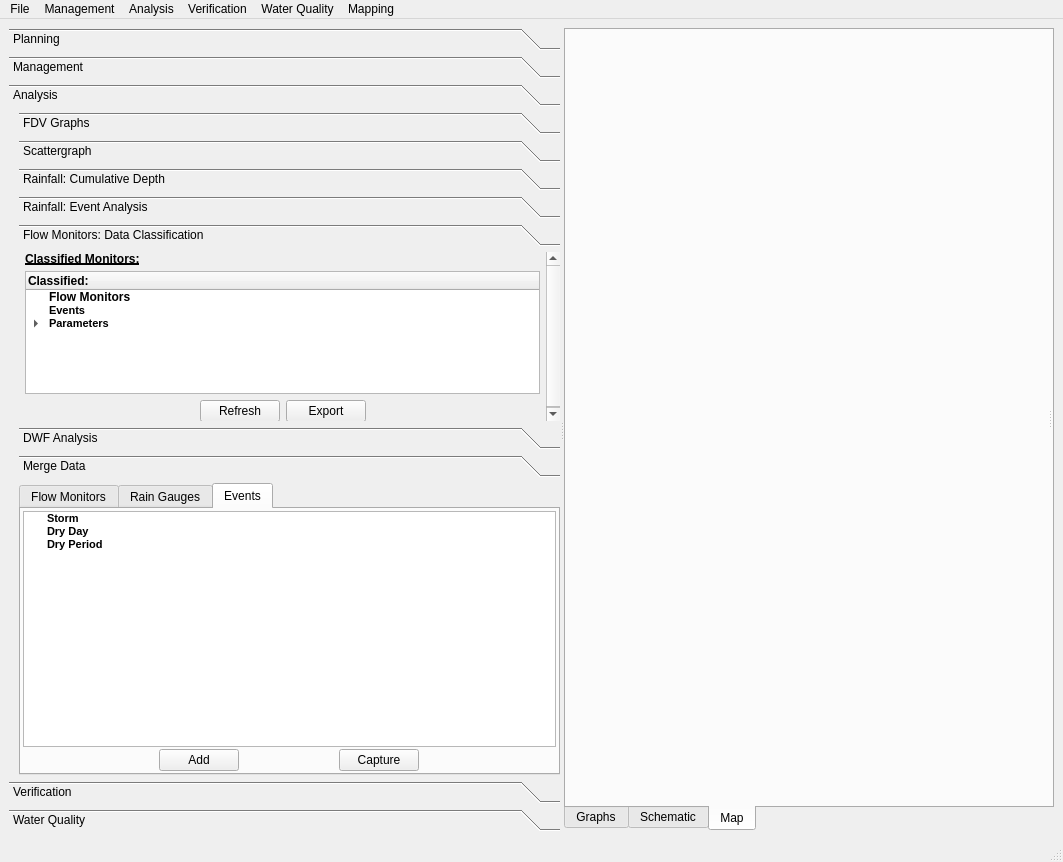
gusgraham/flowbot, file ui_elements/ui_flowbot_mainwindow_gis_base.ui: the form before one commit.
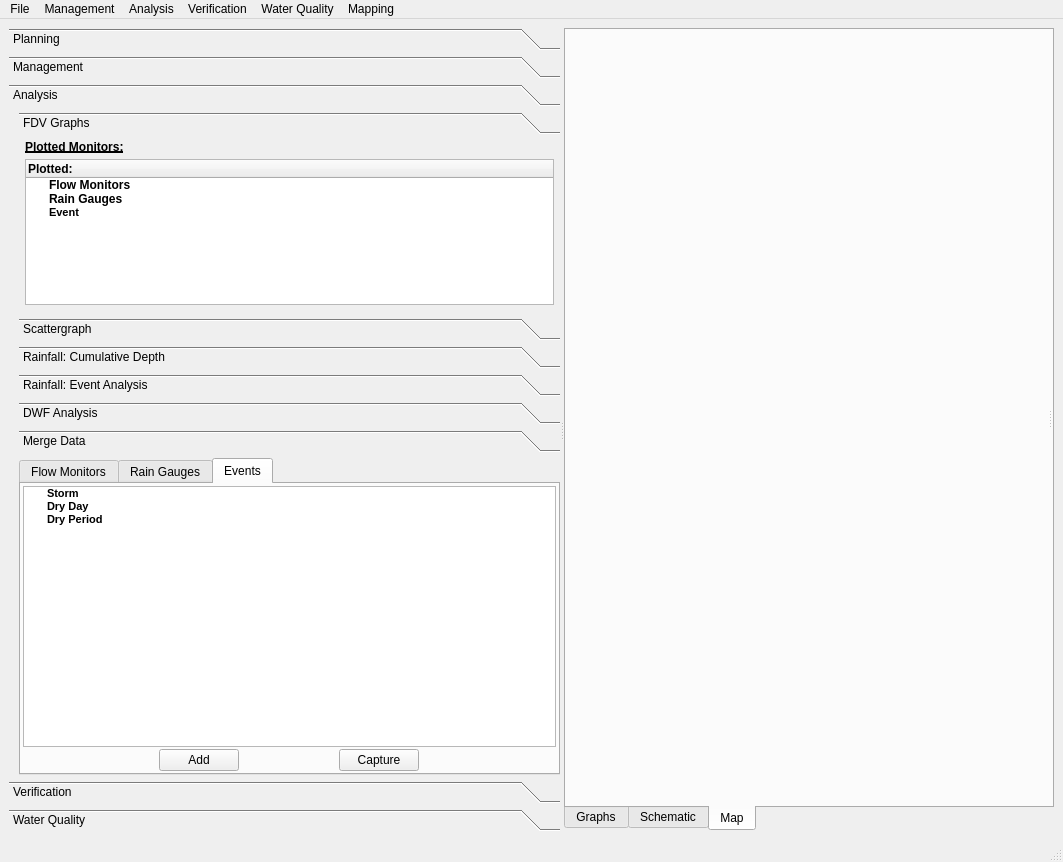
The form after the commit. The open tabs and pages were chosen to show the change. Custom widgets are drawn as their Qt base class.

```diff
--- a/ui_elements/ui_flowbot_mainwindow_gis_base.ui
+++ b/ui_elements/ui_flowbot_mainwindow_gis_base.ui
@@ -338,13 +338,13 @@
                 <property name="minimumSize">
                  <size>
                   <width>280</width>
-                  <height>350</height>
+                  <height>340</height>
                  </size>
                 </property>
                 <property name="maximumSize">
                  <size>
                   <width>16777215</width>
-                  <height>365</height>
+                  <height>340</height>
                  </size>
                 </property>
                 <property name="styleSheet">
@@ -359,7 +359,7 @@
                    <x>0</x>
                    <y>0</y>
                    <width>537</width>
-                   <height>170</height>
+                   <height>165</height>
                   </rect>
                  </property>
                  <property name="sizePolicy">
@@ -371,13 +371,13 @@
                  <property name="minimumSize">
                   <size>
                    <width>0</width>
-                   <height>170</height>
+                   <height>165</height>
                   </size>
                  </property>
                  <property name="maximumSize">
                   <size>
                    <width>16777215</width>
-                   <height>170</height>
+                   <height>165</height>
                   </size>
                  </property>
                  <attribute name="label">
@@ -1184,223 +1184,6 @@
                   </item>
                  </layout>
                 </widget>
-                <widget class="QWidget" name="pageDataClassification">
-                 <property name="geometry">
-                  <rect>
-                   <x>0</x>
-                   <y>0</y>
-                   <width>262</width>
-                   <height>170</height>
-                  </rect>
-                 </property>
-                 <property name="sizePolicy">
-                  <sizepolicy hsizetype="Preferred" vsizetype="Fixed">
-                   <horstretch>0</horstretch>
-                   <verstretch>0</verstretch>
-                  </sizepolicy>
-                 </property>
-                 <property name="minimumSize">
-                  <size>
-                   <width>0</width>
-                   <height>170</height>
-                  </size>
-                 </property>
-                 <property name="maximumSize">
-                  <size>
-                   <width>16777215</width>
-                   <height>170</height>
-                  </size>
-                 </property>
-                 <attribute name="label">
-                  <string>Flow Monitors: Data Classification</string>
-                 </attribute>
-                 <layout class="QVBoxLayout" name="verticalLayout_23">
-                  <property name="leftMargin">
-                   <number>6</number>
-                  </property>
-                  <property name="topMargin">
-                   <number>0</number>
-                  </property>
-                  <property name="rightMargin">
-                   <number>6</number>
-                  </property>
-                  <property name="bottomMargin">
-                   <number>0</number>
-                  </property>
-                  <item>
-                   <widget class="QLabel" name="label_11">
-                    <property name="sizePolicy">
-                     <sizepolicy hsizetype="Expanding" vsizetype="Expanding">
-                      <horstretch>0</horstretch>
-                      <verstretch>0</verstretch>
-                     </sizepolicy>
-                    </property>
-                    <property name="minimumSize">
-                     <size>
-                      <width>0</width>
-                      <height>13</height>
-                     </size>
-                    </property>
-                    <property name="maximumSize">
-                     <size>
-                      <width>16777215</width>
-                      <height>13</height>
-                     </size>
-                    </property>
-                    <property name="font">
-                     <font>
-                      <weight>75</weight>
-                      <bold>true</bold>
-                      <underline>true</underline>
-                     </font>
-                    </property>
-                    <property name="text">
-                     <string>Classified Monitors:</string>
-                    </property>
-                   </widget>
-                  </item>
-                  <item>
-                   <widget class="QTreeWidget" name="trw_DataClassification">
-                    <property name="sizePolicy">
-                     <sizepolicy hsizetype="Expanding" vsizetype="Expanding">
-                      <horstretch>0</horstretch>
-                      <verstretch>0</verstretch>
-                     </sizepolicy>
-                    </property>
-                    <property name="minimumSize">
-                     <size>
-                      <width>250</width>
-                      <height>120</height>
-                     </size>
-                    </property>
-                    <property name="maximumSize">
-                     <size>
-                      <width>16777215</width>
-                      <height>16777215</height>
-                     </size>
-                    </property>
-                    <property name="contextMenuPolicy">
-                     <enum>Qt::CustomContextMenu</enum>
-                    </property>
-                    <property name="acceptDrops">
-                     <bool>false</bool>
-                    </property>
-                    <property name="dragDropMode">
-                     <enum>QAbstractItemView::DropOnly</enum>
-                    </property>
-                    <property name="defaultDropAction">
-                     <enum>Qt::IgnoreAction</enum>
-                    </property>
-                    <property name="itemsExpandable">
-                     <bool>true</bool>
-                    </property>
-                    <column>
-                     <property name="text">
-                      <string>Classified:</string>
-                     </property>
-                     <property name="font">
-                      <font>
-                       <weight>75</weight>
-                       <bold>true</bold>
-                      </font>
-                     </property>
-                    </column>
-                    <item>
-                     <property name="text">
-                      <string>Flow Monitors</string>
-                     </property>
-                     <property name="font">
-                      <font>
-                       <weight>75</weight>
-                       <bold>true</bold>
-                      </font>
-                     </property>
-                     <property name="flags">
-                      <set>ItemIsDropEnabled|ItemIsEnabled</set>
-                     </property>
-                    </item>
-                    <item>
-                     <property name="text">
-                      <string>Events</string>
-                     </property>
-                     <property name="font">
-                      <font>
-                       <family>MS Shell Dlg 2</family>
-                       <pointsize>8</pointsize>
-                       <weight>75</weight>
-                       <bold>true</bold>
-                      </font>
-                     </property>
-                     <property name="flags">
-                      <set>ItemIsDropEnabled|ItemIsEnabled</set>
-                     </property>
-                    </item>
-                    <item>
-                     <property name="text">
-                      <string>Parameters</string>
-                     </property>
-                     <property name="font">
-                      <font>
-                       <family>MS Shell Dlg 2</family>
-                       <pointsize>8</pointsize>
-                       <weight>75</weight>
-                       <bold>true</bold>
-                      </font>
-                     </property>
-                     <item>
-                      <property name="text">
-                       <string>Default</string>
-                      </property>
-                     </item>
-                    </item>
-                   </widget>
-                  </item>
-                  <item>
-                   <layout class="QHBoxLayout" name="horizontalLayout_4">
-                    <item>
-                     <spacer name="horizontalSpacer_5">
-                      <property name="orientation">
-                       <enum>Qt::Horizontal</enum>
-                      </property>
-                      <property name="sizeHint" stdset="0">
-                       <size>
-                        <width>40</width>
-                        <height>20</height>
-                       </size>
-                      </property>
-                     </spacer>
-                    </item>
-                    <item>
-                     <widget class="QPushButton" name="btnRefreshDC">
-                      <property name="text">
-                       <string>Refresh</string>
-                      </property>
-                     </widget>
-                    </item>
-                    <item>
-                     <widget class="QPushButton" name="btnExportDCToExcel">
-                      <property name="text">
-                       <string>Export</string>
-                      </property>
-                     </widget>
-                    </item>
-                    <item>
-                     <spacer name="horizontalSpacer_6">
-                      <property name="orientation">
-                       <enum>Qt::Horizontal</enum>
-                      </property>
-                      <property name="sizeHint" stdset="0">
-                       <size>
-                        <width>40</width>
-                        <height>20</height>
-                       </size>
-                      </property>
-                     </spacer>
-                    </item>
-                   </layout>
-                  </item>
-                 </layout>
-                </widget>
                 <widget class="QWidget" name="pageDryWeatherFlow">
                  <property name="geometry">
                   <rect>
```
Left out of the diff: 16 changed lines with no effect on the pictures.
